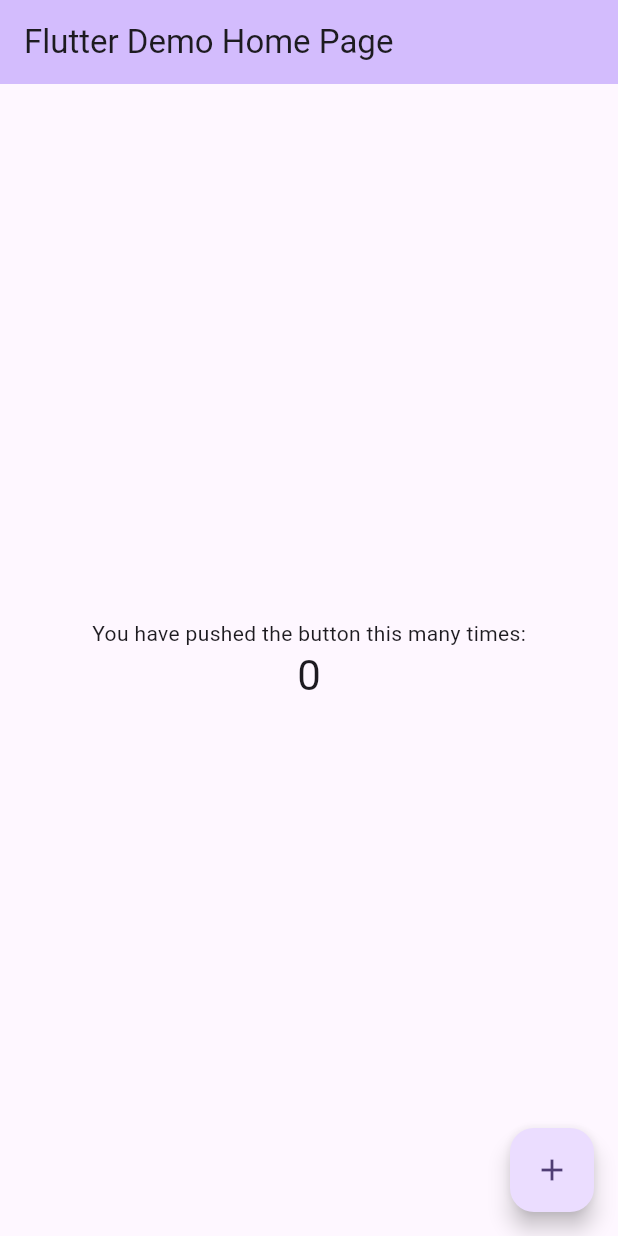
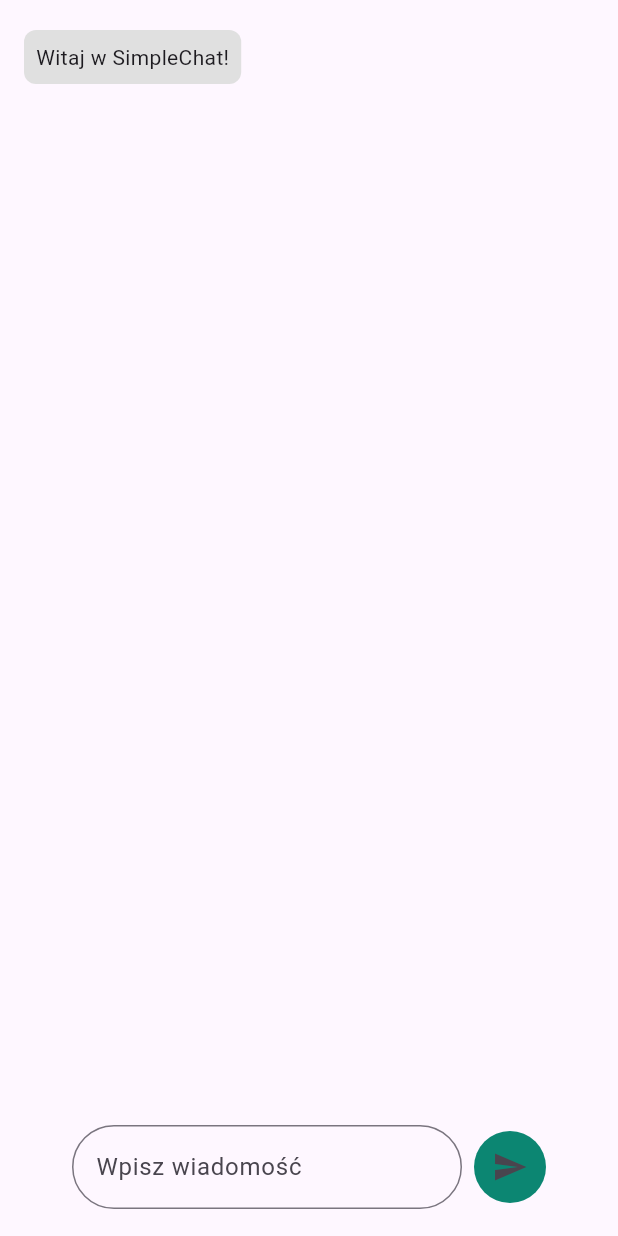
Before and after one commit to KaroleQ13Pl/simplechat, a Flutter app: the screen it shows after launch, on a phone screen of 412 x 824 dp. Run offline on Flutter 3.47's test engine with Material 3 defaults, Android fonts, the phone set to English and light mode, and no system bars.

Commit message:
Implement message model and update chat UI for message handling

```diff
--- a/lib/main.dart
+++ b/lib/main.dart
@@ -1,4 +1,5 @@
 import 'package:flutter/material.dart';
+import 'package:simplechat/models/message.dart';
 
 void main() {
   runApp(const MyApp());
@@ -13,110 +14,137 @@ class MyApp extends StatelessWidget {
     return MaterialApp(
       title: 'Flutter Demo',
       theme: ThemeData(
-        // This is the theme of your application.
-        //
-        // TRY THIS: Try running your application with "flutter run". You'll see
-        // the application has a purple toolbar. Then, without quitting the app,
-        // try changing the seedColor in the colorScheme below to Colors.green
-        // and then invoke "hot reload" (save your changes or press the "hot
-        // reload" button in a Flutter-supported IDE, or press "r" if you used
-        // the command line to start the app).
-        //
-        // Notice that the counter didn't reset back to zero; the application
-        // state is not lost during the reload. To reset the state, use hot
-        // restart instead.
-        //
-        // This works for code too, not just values: Most code changes can be
-        // tested with just a hot reload.
         colorScheme: ColorScheme.fromSeed(seedColor: Colors.deepPurple),
       ),
-      home: const MyHomePage(title: 'Flutter Demo Home Page'),
+      home: MyHomePage(),
     );
   }
 }
 
 class MyHomePage extends StatefulWidget {
-  const MyHomePage({super.key, required this.title});
-
-  // This widget is the home page of your application. It is stateful, meaning
-  // that it has a State object (defined below) that contains fields that affect
-  // how it looks.
-
-  // This class is the configuration for the state. It holds the values (in this
-  // case the title) provided by the parent (in this case the App widget) and
-  // used by the build method of the State. Fields in a Widget subclass are
-  // always marked "final".
-
-  final String title;
+  MyHomePage({super.key});
 
   @override
   State<MyHomePage> createState() => _MyHomePageState();
 }
 
 class _MyHomePageState extends State<MyHomePage> {
-  int _counter = 0;
+  ScrollController _scrollController = ScrollController();
 
-  void _incrementCounter() {
-    setState(() {
-      // This call to setState tells the Flutter framework that something has
-      // changed in this State, which causes it to rerun the build method below
-      // so that the display can reflect the updated values. If we changed
-      // _counter without calling setState(), then the build method would not be
-      // called again, and so nothing would appear to happen.
-      _counter++;
+  TextEditingController _textController = TextEditingController();
+  @override
+  void dispose() {
+    _textController.dispose();
+    _scrollController.dispose();
+    super.dispose();
+  }
+
+  // MEssage list to display in the chat
+  void _handleSendMessage() {
+    final String text = _textController.text;
+    if (text.isNotEmpty) {
+      final Message newMessage = Message(
+        text: text,
+        messageId: DateTime.now().millisecondsSinceEpoch.toString(),
+        senderId: 'user',
+        timestamp: DateTime.now(),
+      );
+      setState(() {
+        _messages.add(newMessage);
+      });
+      _textController.clear();
+    }
+    WidgetsBinding.instance.addPostFrameCallback((_) {
+      if (_scrollController.hasClients) {
+        _scrollController.jumpTo(_scrollController.position.maxScrollExtent);
+      }
+      ;
     });
   }
 
-  @override
+  List<Message> _messages = [
+    Message(
+      text: 'Witaj w SimpleChat!',
+      messageId: '1',
+      senderId: 'system',
+      timestamp: DateTime.now(),
+    ),
+  ];
+
   Widget build(BuildContext context) {
-    // This method is rerun every time setState is called, for instance as done
-    // by the _incrementCounter method above.
-    //
-    // The Flutter framework has been optimized to make rerunning build methods
-    // fast, so that you can just rebuild anything that needs updating rather
-    // than having to individually change instances of widgets.
     return Scaffold(
-      appBar: AppBar(
-        // TRY THIS: Try changing the color here to a specific color (to
-        // Colors.amber, perhaps?) and trigger a hot reload to see the AppBar
-        // change color while the other colors stay the same.
-        backgroundColor: Theme.of(context).colorScheme.inversePrimary,
-        // Here we take the value from the MyHomePage object that was created by
-        // the App.build method, and use it to set our appbar title.
-        title: Text(widget.title),
-      ),
-      body: Center(
-        // Center is a layout widget. It takes a single child and positions it
-        // in the middle of the parent.
+      body: Padding(
+        padding: const EdgeInsets.all(16.0),
         child: Column(
-          // Column is also a layout widget. It takes a list of children and
-          // arranges them vertically. By default, it sizes itself to fit its
-          // children horizontally, and tries to be as tall as its parent.
-          //
-          // Column has various properties to control how it sizes itself and
-          // how it positions its children. Here we use mainAxisAlignment to
-          // center the children vertically; the main axis here is the vertical
-          // axis because Columns are vertical (the cross axis would be
-          // horizontal).
-          //
-          // TRY THIS: Invoke "debug painting" (choose the "Toggle Debug Paint"
-          // action in the IDE, or press "p" in the console), to see the
-          // wireframe for each widget.
-          mainAxisAlignment: MainAxisAlignment.center,
-          children: <Widget>[
-            const Text('You have pushed the button this many times:'),
-            Text(
-              '$_counter',
-              style: Theme.of(context).textTheme.headlineMedium,
+          children: [
+            Expanded(
+              child: ListView.builder(
+                controller: _scrollController,
+                itemCount: _messages.length,
+                itemBuilder: (BuildContext context, index) {
+                  final Message message = _messages[index];
+                  final bool isUserMessage = message.senderId == 'user';
+                  return Align(
+                    alignment: isUserMessage
+                        ? Alignment.centerRight
+                        : Alignment.centerLeft,
+                    child: Container(
+                      margin: const EdgeInsets.symmetric(vertical: 4.0),
+                      padding: const EdgeInsets.all(8.0),
+                      decoration: BoxDecoration(
+                        color: isUserMessage
+                            ? const Color.fromARGB(255, 12, 134, 114)
+                            : Colors.grey[300],
+                        borderRadius: BorderRadius.circular(8.0),
+                      ),
+                      child: Text(message.text),
+                    ),
+                  );
+                },
+              ),
+            ),
+            Container(
+              padding: EdgeInsets.symmetric(horizontal: 32),
+              color: Color.fromARGB(1, 255, 255, 255),
+              height: 60,
+
+              child: Row(
+                children: [
+                  Expanded(
+                    child: TextField(
+                      controller: _textController,
+                      decoration: InputDecoration(
+                        border: OutlineInputBorder(
+                          borderRadius: BorderRadius.circular(64.0),
+                          borderSide: BorderSide(
+                            color: Color.fromARGB(255, 12, 134, 114),
+                            width: 2.0,
+                            strokeAlign: BorderSide.strokeAlignInside,
+                          ),
+                        ),
+                        hintText: "Wpisz wiadomość",
+                      ),
+                    ),
+                  ),
+                  Container(
+                    margin: const EdgeInsets.only(left: 8.0),
+                    decoration: BoxDecoration(
+                      color: Color.fromARGB(255, 12, 134, 114),
+                      borderRadius: BorderRadius.circular(64.0),
+                    ),
+                    child: IconButton(
+                      icon: const Icon(Icons.send),
+                      onPressed: () {
+                        _handleSendMessage();
+                      },
+                    ),
+                  ),
+                ],
+              ),
             ),
           ],
         ),
       ),
-      floatingActionButton: FloatingActionButton(
-        onPressed: _incrementCounter,
-        tooltip: 'Increment',
-        child: const Icon(Icons.add),
-      ), // This trailing comma makes auto-formatting nicer for build methods.
     );
   }
 }
--- /dev/null
+++ b/lib/models/message.dart
@@ -0,0 +1,15 @@
+class Message {
+  final String text; // The content of the message
+  final String messageId; // Unique identifier for the message
+  final String senderId; // Unique identifier for the sender
+  final DateTime timestamp; // Timestamp of when the message was sent
+  final bool isRead; // Flag to indicate if the message has been read
+
+  Message({
+    required this.text,
+    required this.messageId,
+    required this.senderId,
+    required this.timestamp,
+    this.isRead = false,
+  });
+}
```
